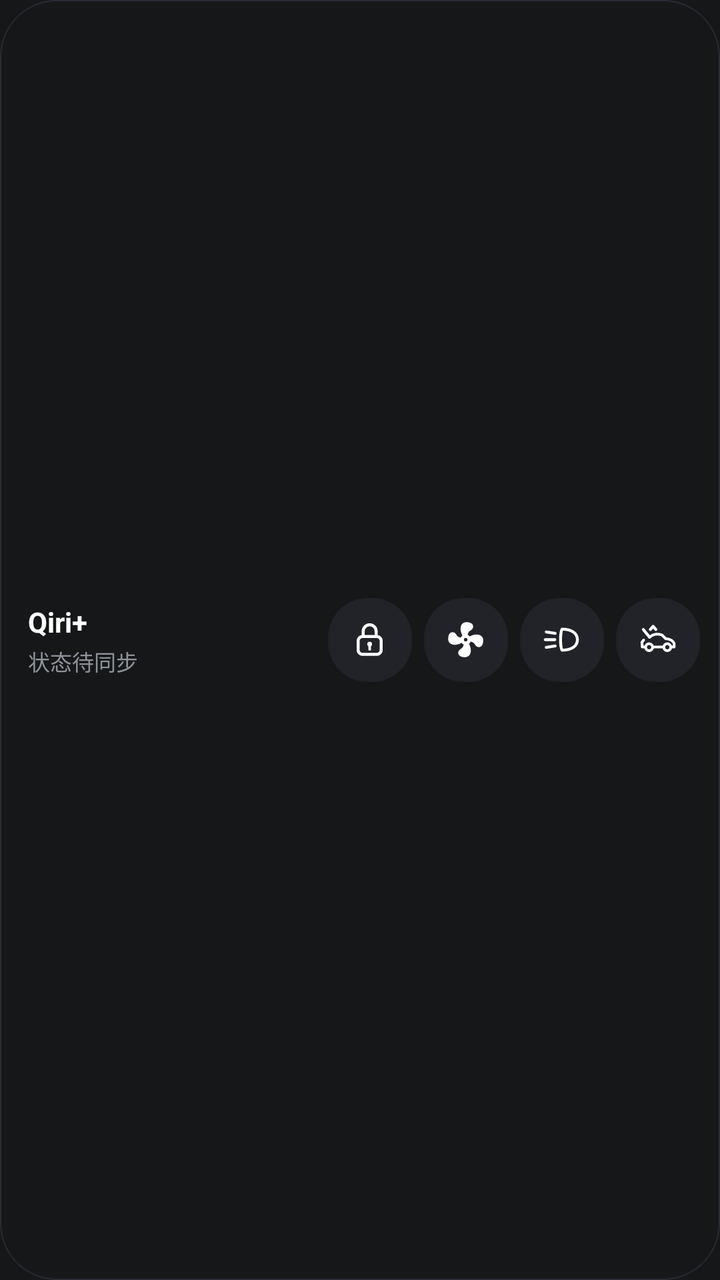
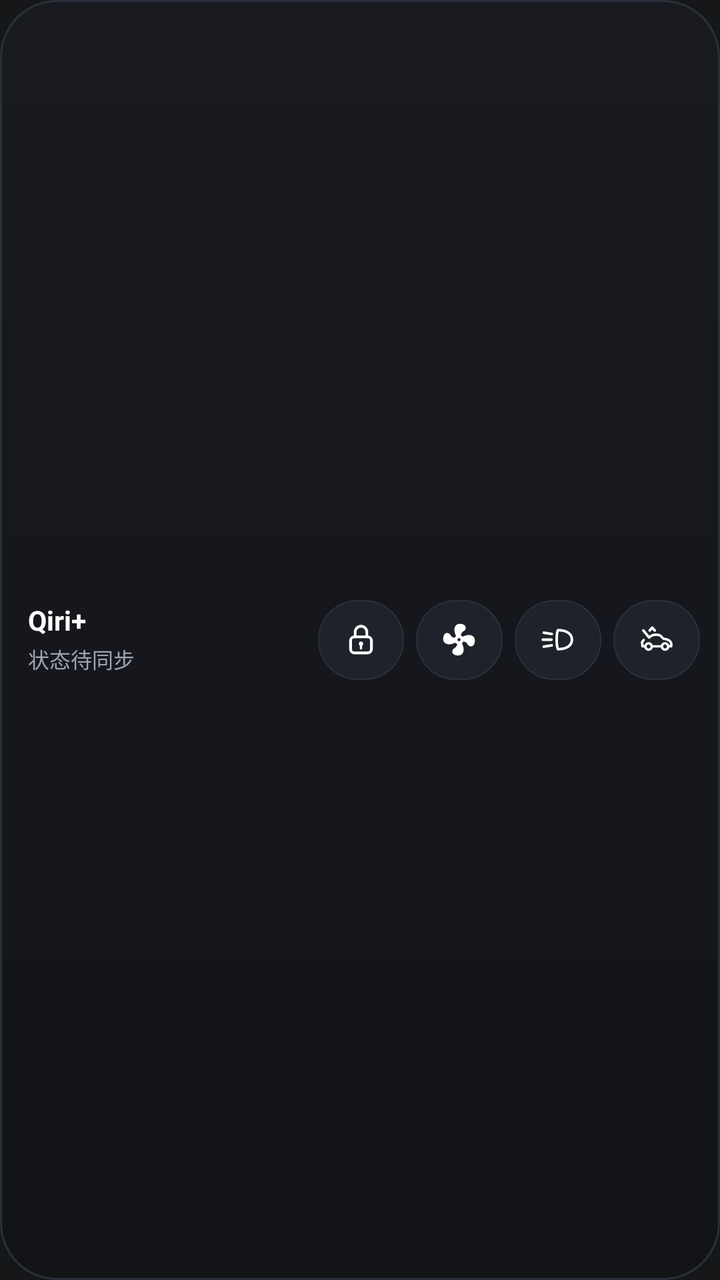

Before-and-after screenshots of an Android layout around one commit, followed by the original layout XML and the change that was made.
<!-- AndroidManifest.xml: application theme Theme.CarPlus -->
<!-- res/layout/widget_car_bar.xml -->
<?xml version="1.0" encoding="utf-8"?>
<LinearLayout xmlns:android="http://schemas.android.com/apk/res/android"
    android:id="@+id/widget_root"
    android:layout_width="match_parent"
    android:layout_height="match_parent"
    android:background="@drawable/widget_bg_dark"
    android:gravity="center_vertical"
    android:orientation="horizontal"
    android:paddingStart="14dp"
    android:paddingEnd="10dp"
    android:paddingTop="8dp"
    android:paddingBottom="8dp">

    
    <LinearLayout
        android:id="@+id/widget_header_area"
        android:layout_width="0dp"
        android:layout_height="match_parent"
        android:layout_weight="1"
        android:gravity="center_vertical"
        android:orientation="vertical"
        android:paddingEnd="6dp">

        <TextView
            android:id="@+id/widget_model_name"
            android:layout_width="match_parent"
            android:layout_height="wrap_content"
            android:ellipsize="end"
            android:singleLine="true"
            android:text="Qiri+"
            android:textColor="#FFFFFF"
            android:textSize="14sp"
            android:textStyle="bold" />

        <TextView
            android:id="@+id/widget_status_line"
            android:layout_width="match_parent"
            android:layout_height="wrap_content"
            android:layout_marginTop="2dp"
            android:ellipsize="end"
            android:singleLine="true"
            android:text="状态待同步"
            android:textColor="#8E9299"
            android:textSize="11sp" />
    </LinearLayout>

    
    <FrameLayout
        android:id="@+id/widget_btn_lock"
        android:layout_width="42dp"
        android:layout_height="42dp"
        android:layout_marginEnd="6dp"
        android:background="@drawable/widget_btn_bg">

        <ImageView
            android:id="@+id/widget_icon_lock"
            android:layout_width="21dp"
            android:layout_height="21dp"
            android:layout_gravity="center"
            android:contentDescription="锁车或解锁"
            android:src="@drawable/ic_widget_lock_closed" />
    </FrameLayout>

    <FrameLayout
        android:id="@+id/widget_btn_ac"
        android:layout_width="42dp"
        android:layout_height="42dp"
        android:layout_marginEnd="6dp"
        android:background="@drawable/widget_btn_bg">

        <ImageView
            android:id="@+id/widget_icon_ac"
            android:layout_width="21dp"
            android:layout_height="21dp"
            android:layout_gravity="center"
            android:contentDescription="开关空调"
            android:src="@drawable/ic_widget_fan" />
    </FrameLayout>

    <FrameLayout
        android:id="@+id/widget_btn_flash"
        android:layout_width="42dp"
        android:layout_height="42dp"
        android:layout_marginEnd="6dp"
        android:background="@drawable/widget_btn_bg">

        <ImageView
            android:id="@+id/widget_icon_flash"
            android:layout_width="21dp"
            android:layout_height="21dp"
            android:layout_gravity="center"
            android:contentDescription="闪灯寻车"
            android:src="@drawable/ic_widget_flash" />
    </FrameLayout>

    <FrameLayout
        android:id="@+id/widget_btn_trunk"
        android:layout_width="42dp"
        android:layout_height="42dp"
        android:background="@drawable/widget_btn_bg">

        <ImageView
            android:id="@+id/widget_icon_trunk"
            android:layout_width="21dp"
            android:layout_height="21dp"
            android:layout_gravity="center"
            android:contentDescription="开关后备箱"
            android:src="@drawable/ic_widget_trunk" />
    </FrameLayout>

</LinearLayout>
<!-- resources referenced by this layout -->
<resources>
  <!-- drawable ic_widget_fan (drawable) -->
  <?xml version="1.0" encoding="utf-8"?>
  <vector xmlns:android="http://schemas.android.com/apk/res/android"
      android:width="24dp"
      android:height="24dp"
      android:viewportWidth="24"
      android:viewportHeight="24">
      <path
          android:fillColor="#FFFFFF"
          android:pathData="M12,11A1,1 0 0,0 11,12A1,1 0 0,0 12,13A1,1 0 0,0 13,12A1,1 0 0,0 12,11M12.5,2C17,2 17.11,5.57 14.75,6.75C13.76,7.24 13.32,8.29 13.13,9.22C13.61,9.42 14.03,9.73 14.35,10.13C18.05,8.13 22.03,8.92 22.03,12.5C22.03,17 18.46,17.1 17.28,14.73C16.78,13.74 15.72,13.3 14.79,13.11C14.59,13.59 14.28,14 13.88,14.34C15.87,18.03 15.08,22 11.5,22C7,22 6.91,18.42 9.27,17.24C10.25,16.75 10.69,15.71 10.89,14.79C10.4,14.59 9.97,14.27 9.65,13.87C5.96,15.85 2,15.07 2,11.5C2,7 5.56,6.89 6.74,9.26C7.24,10.25 8.29,10.68 9.22,10.87C9.41,10.39 9.73,9.97 10.14,9.65C8.15,5.96 8.94,2 12.5,2Z" />
  </vector>
  <!-- drawable ic_widget_flash (drawable) -->
  <?xml version="1.0" encoding="utf-8"?>
  <vector xmlns:android="http://schemas.android.com/apk/res/android"
      android:width="24dp"
      android:height="24dp"
      android:viewportWidth="24"
      android:viewportHeight="24">
      <path
          android:pathData="M12.2,6.0 C17.8,6.0 21.0,8.4 21.0,12.0 C21.0,15.6 17.8,18.0 12.2,18.0 C11.1,15.8 11.1,8.2 12.2,6.0 Z"
          android:strokeWidth="1.65"
          android:strokeColor="#FFFFFF"
          android:strokeLineCap="round"
          android:strokeLineJoin="round" />
      <path
          android:pathData="M3.2,7.6 L8.3,8.4 M2.6,12.0 L8.1,12.0 M3.2,16.4 L8.3,15.6"
          android:strokeWidth="1.65"
          android:strokeColor="#FFFFFF"
          android:strokeLineCap="round" />
  </vector>
  <!-- drawable widget_bg_dark (drawable) -->
  <?xml version="1.0" encoding="utf-8"?>
  <shape xmlns:android="http://schemas.android.com/apk/res/android"
      android:shape="rectangle">
      <solid android:color="#161719" />
      <stroke
          android:width="0.8dp"
          android:color="#282B33" />
      <corners android:radius="@dimen/widget_outer_radius" />
  </shape>
  <!-- drawable widget_btn_bg (drawable) -->
  <?xml version="1.0" encoding="utf-8"?>
  <shape xmlns:android="http://schemas.android.com/apk/res/android"
      android:shape="rectangle">
      <solid android:color="#212329" />
      <corners android:radius="@dimen/widget_inner_radius" />
  </shape>
  <style name="Theme.CarPlus" parent="Theme.MaterialComponents.DayNight.NoActionBar">
          <item name="colorPrimary">#3E6AE1</item>
          <item name="colorPrimaryVariant">#2D55C8</item>
          <item name="colorOnPrimary">#FFFFFF</item>
          <item name="colorSecondary">#3E6AE1</item>
          <item name="colorSecondaryVariant">#2D55C8</item>
          <item name="colorOnSecondary">#FFFFFF</item>
          <item name="android:windowBackground">#161719</item>
          <item name="android:windowDrawsSystemBarBackgrounds">true</item>
          <item name="android:windowTranslucentStatus">false</item>
          <item name="android:windowTranslucentNavigation">false</item>
          <item name="android:statusBarColor">@android:color/transparent</item>
          <item name="android:navigationBarColor">@android:color/transparent</item>
          <item name="android:windowLightStatusBar">false</item>
      </style>
  <dimen name="widget_outer_radius">22dp</dimen>
  <dimen name="widget_inner_radius">13dp</dimen>
  <!-- unchanged entries left out for length: 2 -->
</resources>

<!-- the commit's change to res/layout/widget_car_bar.xml (unified diff, before → after) -->
@@ -7,105 +7,119 @@
     android:gravity="center_vertical"
     android:orientation="horizontal"
     android:paddingStart="14dp"
+    android:paddingTop="6dp"
     android:paddingEnd="10dp"
-    android:paddingTop="8dp"
-    android:paddingBottom="8dp">
+    android:paddingBottom="6dp">
 
     
     <LinearLayout
         android:id="@+id/widget_header_area"
         android:layout_width="0dp"
         android:layout_height="match_parent"
-        android:layout_weight="1"
+        android:layout_weight="1.08"
         android:gravity="center_vertical"
         android:orientation="vertical"
-        android:paddingEnd="6dp">
+        android:paddingEnd="10dp">
 
         <TextView
             android:id="@+id/widget_model_name"
             android:layout_width="match_parent"
             android:layout_height="wrap_content"
             android:ellipsize="end"
+            android:includeFontPadding="false"
             android:singleLine="true"
             android:text="Qiri+"
             android:textColor="#FFFFFF"
-            android:textSize="14sp"
+            android:textSize="13.5sp"
             android:textStyle="bold" />
 
         <TextView
             android:id="@+id/widget_status_line"
             android:layout_width="match_parent"
             android:layout_height="wrap_content"
-            android:layout_marginTop="2dp"
+            android:layout_marginTop="3dp"
             android:ellipsize="end"
+            android:includeFontPadding="false"
             android:singleLine="true"
             android:text="状态待同步"
-            android:textColor="#8E9299"
-            android:textSize="11sp" />
+            android:textColor="#9CA3B2"
+            android:textSize="10.5sp" />
     </LinearLayout>
 
     
-    <FrameLayout
-        android:id="@+id/widget_btn_lock"
-        android:layout_width="42dp"
-        android:layout_height="42dp"
-        android:layout_marginEnd="6dp"
-        android:background="@drawable/widget_btn_bg">
+    <LinearLayout
+        android:layout_width="0dp"
+        android:layout_height="40dp"
+        android:layout_weight="1.42"
+        android:gravity="center_vertical"
+        android:orientation="horizontal">
 
-        <ImageView
-            android:id="@+id/widget_icon_lock"
-            android:layout_width="21dp"
-            android:layout_height="21dp"
-            android:layout_gravity="center"
-            android:contentDescription="锁车或解锁"
-            android:src="@drawable/ic_widget_lock_closed" />
-    </FrameLayout>
+        <FrameLayout
+            android:id="@+id/widget_btn_lock"
+            android:layout_width="0dp"
+            android:layout_height="match_parent"
+            android:layout_marginEnd="6dp"
+            android:layout_weight="1"
+            android:background="@drawable/widget_btn_bg">
 
-    <FrameLayout
-        android:id="@+id/widget_btn_ac"
-        android:layout_width="42dp"
-        android:layout_height="42dp"
-        android:layout_marginEnd="6dp"
-        android:background="@drawable/widget_btn_bg">
+            <ImageView
+                android:id="@+id/widget_icon_lock"
+                android:layout_width="19dp"
+                android:layout_height="19dp"
+                android:layout_gravity="center"
+                android:contentDescription="锁车或解锁"
+                android:src="@drawable/ic_widget_lock_closed" />
+        </FrameLayout>
 
-        <ImageView
-            android:id="@+id/widget_icon_ac"
-            android:layout_width="21dp"
-            android:layout_height="21dp"
-            android:layout_gravity="center"
-            android:contentDescription="开关空调"
-            android:src="@drawable/ic_widget_fan" />
-    </FrameLayout>
+        <FrameLayout
+            android:id="@+id/widget_btn_ac"
+            android:layout_width="0dp"
+            android:layout_height="match_parent"
+            android:layout_marginEnd="6dp"
+            android:layout_weight="1"
+            android:background="@drawable/widget_btn_bg">
 
-    <FrameLayout
-        android:id="@+id/widget_btn_flash"
-        android:layout_width="42dp"
-        android:layout_height="42dp"
-        android:layout_marginEnd="6dp"
-        android:background="@drawable/widget_btn_bg">
+            <ImageView
+                android:id="@+id/widget_icon_ac"
+                android:layout_width="19dp"
+                android:layout_height="19dp"
+                android:layout_gravity="center"
+                android:contentDescription="开关空调"
+                android:src="@drawable/ic_widget_fan" />
+        </FrameLayout>
 
-        <ImageView
-            android:id="@+id/widget_icon_flash"
-            android:layout_width="21dp"
-            android:layout_height="21dp"
-            android:layout_gravity="center"
-            android:contentDescription="闪灯寻车"
-            android:src="@drawable/ic_widget_flash" />
-    </FrameLayout>
+        <FrameLayout
+            android:id="@+id/widget_btn_flash"
+            android:layout_width="0dp"
+            android:layout_height="match_parent"
+            android:layout_marginEnd="6dp"
+            android:layout_weight="1"
+            android:background="@drawable/widget_btn_bg">
 
-    <FrameLayout
-        android:id="@+id/widget_btn_trunk"
-        android:layout_width="42dp"
-        android:layout_height="42dp"
-        android:background="@drawable/widget_btn_bg">
+            <ImageView
+                android:id="@+id/widget_icon_flash"
+                android:layout_width="19dp"
+                android:layout_height="19dp"
+                android:layout_gravity="center"
+                android:contentDescription="闪灯寻车"
+                android:src="@drawable/ic_widget_flash" />
+        </FrameLayout>
 
-        <ImageView
-            android:id="@+id/widget_icon_trunk"
-            android:layout_width="21dp"
-            android:layout_height="21dp"
-            android:layout_gravity="center"
-            android:contentDescription="开关后备箱"
-            android:src="@drawable/ic_widget_trunk" />
-    </FrameLayout>
+        <FrameLayout
+            android:id="@+id/widget_btn_trunk"
+            android:layout_width="0dp"
+            android:layout_height="match_parent"
+            android:layout_weight="1"
+            android:background="@drawable/widget_btn_bg">
+
+            <ImageView
+                android:id="@+id/widget_icon_trunk"
+                android:layout_width="19dp"
+                android:layout_height="19dp"
+                android:layout_gravity="center"
+                android:contentDescription="开关后备箱"
+                android:src="@drawable/ic_widget_trunk" />
+        </FrameLayout>
+    </LinearLayout>
 
 </LinearLayout>
<!-- resource entries referenced after the edit -->
@@ -34,17 +34,23 @@
   <?xml version="1.0" encoding="utf-8"?>
   <shape xmlns:android="http://schemas.android.com/apk/res/android"
       android:shape="rectangle">
-      <solid android:color="#161719" />
+      <gradient
+          android:angle="270"
+          android:endColor="#121418"
+          android:startColor="#181A20" />
       <stroke
-          android:width="0.8dp"
-          android:color="#282B33" />
+          android:width="1dp"
+          android:color="#2A2F3B" />
       <corners android:radius="@dimen/widget_outer_radius" />
   </shape>
   <!-- drawable widget_btn_bg (drawable) -->
   <?xml version="1.0" encoding="utf-8"?>
   <shape xmlns:android="http://schemas.android.com/apk/res/android"
       android:shape="rectangle">
-      <solid android:color="#212329" />
+      <solid android:color="#1E222A" />
+      <stroke
+          android:width="0.8dp"
+          android:color="#2B303D" />
       <corners android:radius="@dimen/widget_inner_radius" />
   </shape>
   <style name="Theme.CarPlus" parent="Theme.MaterialComponents.DayNight.NoActionBar">
